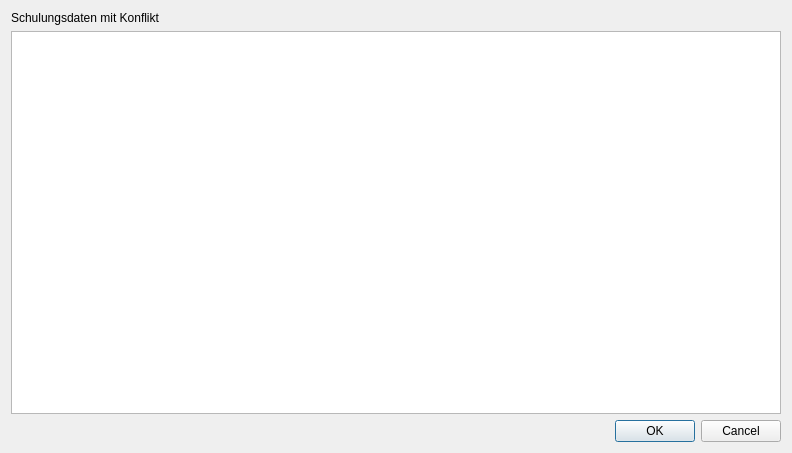
Above: ui/qmtraindataconflictdialog.ui from Christian-Kr/QualificationMatrix before the change. Below: the same form after it.
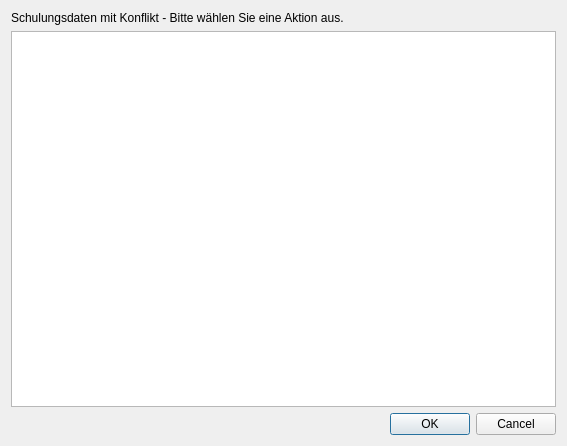
That is the form after the change.

```diff
--- a/ui/qmtraindataconflictdialog.ui
+++ b/ui/qmtraindataconflictdialog.ui
@@ -6,8 +6,8 @@
    <rect>
     <x>0</x>
     <y>0</y>
-    <width>792</width>
-    <height>453</height>
+    <width>567</width>
+    <height>446</height>
    </rect>
   </property>
   <property name="windowTitle">
@@ -17,7 +17,7 @@
    <item row="0" column="0">
     <widget class="QLabel" name="label">
      <property name="text">
-      <string>Schulungsdaten mit Konflikt</string>
+      <string>Schulungsdaten mit Konflikt - Bitte wählen Sie eine Aktion aus.</string>
      </property>
     </widget>
    </item>
```
